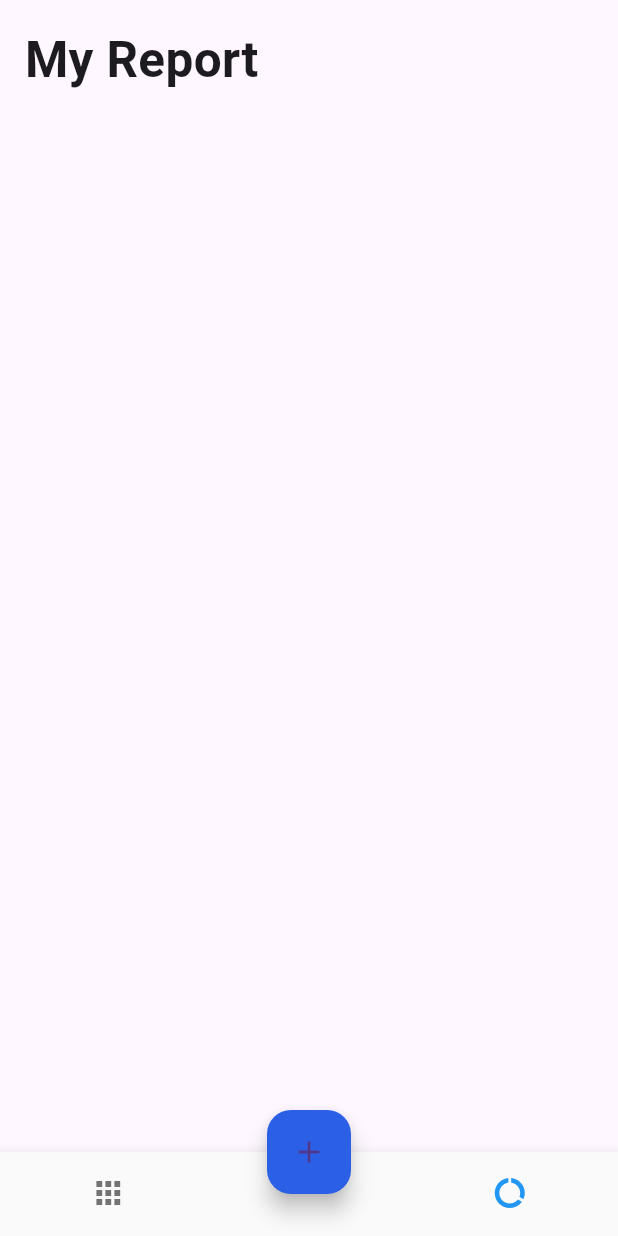
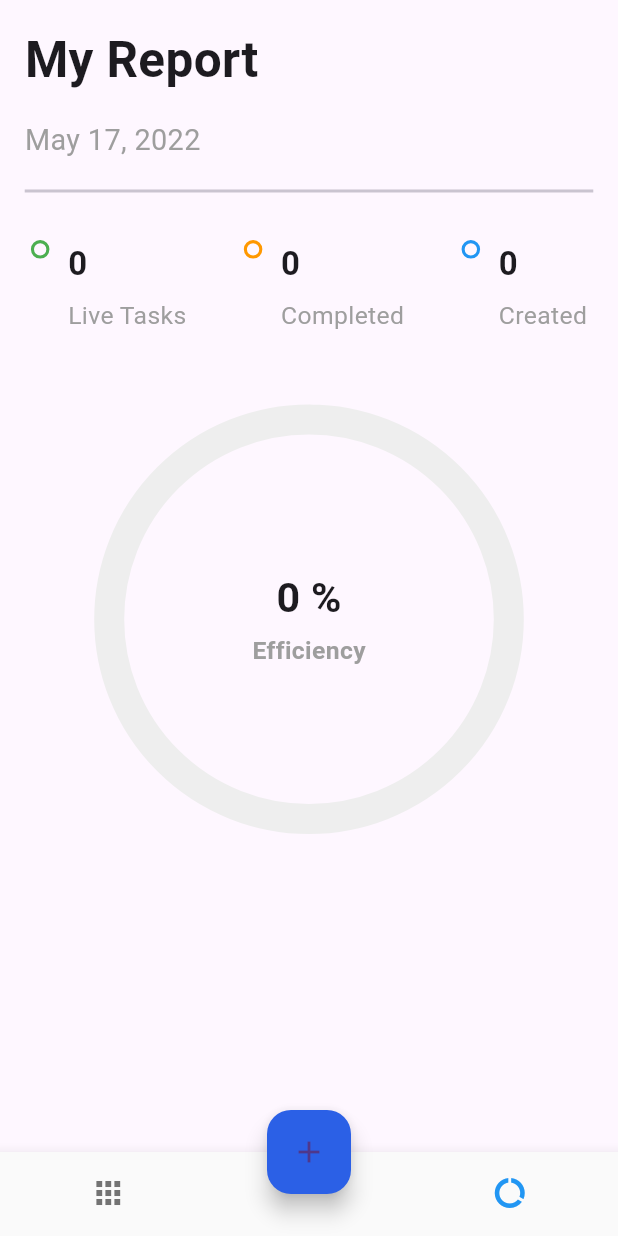
Before and after one commit to djcrust/todo_project, a Flutter app: the screen it shows after launch, item 2 of the bottom bar chosen, on a phone screen of 412 x 824 dp. Run offline on Flutter 3.47's test engine with Material 2 defaults, Android fonts, the light colour scheme and no system bars; drawn by our look-alikes of step_progress_indicator; our stand-ins replace dotted_border, equatable, flutter_easyloading, get, get_storage.

Commit message:
Report done

```diff
--- a/lib/app/modules/detail/view.dart
+++ b/lib/app/modules/detail/view.dart
@@ -15,7 +15,9 @@ class Detailpage extends StatelessWidget {
   Widget build(BuildContext context) {
     var task = homeCtrl.task.value!;
     var color = HexColor.fromHex(task.color);
-    return Scaffold(
+    return WillPopScope(
+      onWillPop: () async => false,
+      child: Scaffold(
         body: Form(
           key: homeCtrl.formKey,
           child: ListView(
@@ -125,7 +127,8 @@ class Detailpage extends StatelessWidget {
                     suffix: IconButton(
                       onPressed: () {
                         if (homeCtrl.formKey.currentState!.validate()) {
-                        var success = homeCtrl.addTodo(homeCtrl.editCrtl.text);
+                          var success =
+                              homeCtrl.addTodo(homeCtrl.editCrtl.text);
                           if (success) {
                             EasyLoading.showSuccess('Todo item add sucess');
                           } else {
@@ -150,6 +153,7 @@ class Detailpage extends StatelessWidget {
             ],
           ),
         ),
+      ),
     );
   }
 }
--- a/lib/app/modules/home/widgets/add_dialog.dart
+++ b/lib/app/modules/home/widgets/add_dialog.dart
@@ -10,7 +10,9 @@ class AddDialog extends StatelessWidget {
 
   @override
   Widget build(BuildContext context) {
-    return Scaffold(
+    return WillPopScope(
+      onWillPop: () async => false,
+      child: Scaffold(
         body: Form(
           key: homeCtrl.formKey,
           child: ListView(
@@ -145,6 +147,7 @@ class AddDialog extends StatelessWidget {
             ],
           ),
         ),
+      ),
     );
   }
 }
--- a/lib/app/modules/report/view.dart
+++ b/lib/app/modules/report/view.dart
@@ -1,7 +1,10 @@
 import 'package:flutter/material.dart';
 import 'package:get/get.dart';
+import 'package:step_progress_indicator/step_progress_indicator.dart';
 import 'package:todo_project/app/core/utils/extensions.dart';
+import 'package:todo_project/app/core/values/colors.dart';
 import 'package:todo_project/app/modules/home/controller.dart';
+import 'package:intl/intl.dart';
 
 class ReportPage extends StatelessWidget {
   final homeCtrl = Get.find<HomeController>();
@@ -28,11 +31,128 @@ class ReportPage extends StatelessWidget {
                     fontWeight: FontWeight.bold,
                   ),
                 ),
-              )
+              ),
+              Padding(
+                padding: EdgeInsets.symmetric(horizontal: 4.0.wp),
+                child: Text(
+                  DateFormat.yMMMd().format(DateTime.now()),
+                  style: TextStyle(
+                    fontSize: 14.0.sp,
+                    color: Colors.grey,
+                  ),
+                ),
+              ),
+              Padding(
+                padding: EdgeInsets.symmetric(
+                  vertical: 3.0.wp,
+                  horizontal: 4.0.wp,
+                ),
+                child: const Divider(
+                  thickness: 2,
+                ),
+              ),
+              Padding(
+                padding: EdgeInsets.symmetric(
+                  vertical: 3.0.wp,
+                  horizontal: 5.0.wp,
+                ),
+                child: Row(
+                  mainAxisAlignment: MainAxisAlignment.spaceBetween,
+                  children: [
+                    _buildStatus(Colors.green, liveTasks, 'Live Tasks'),
+                    _buildStatus(Colors.orange, completedTasks, 'Completed'),
+                    _buildStatus(Colors.blue, createdTasks, 'Created'),
+                  ],
+                ),
+              ),
+              SizedBox(height: 8.0.wp),
+              UnconstrainedBox(
+                child: SizedBox(
+                  width: 70.0.wp,
+                  height: 70.0.wp,
+                  child: CircularStepProgressIndicator(
+                    totalSteps: createdTasks == 0 ? 1 : createdTasks,
+                    currentStep: completedTasks,
+                    stepSize: 20,
+                    selectedColor: green,
+                    unselectedColor: Colors.grey[200],
+                    padding: 0,
+                    width: 150,
+                    height: 150,
+                    selectedStepSize: 22,
+                    roundedCap: (_, __) => true,
+                    child: Column(
+                      mainAxisAlignment: MainAxisAlignment.center,
+                      children: [
+                        Text(
+                          '${createdTasks == 0 ? 0 : percent} %',
+                          style: TextStyle(
+                            fontWeight: FontWeight.bold,
+                            fontSize: 20.0.sp,
+                          ),
+                        ),
+                        SizedBox(
+                          height: 1.0.wp,
+                        ),
+                        Text(
+                          'Efficiency',
+                          style: TextStyle(
+                            color: Colors.grey,
+                            fontWeight: FontWeight.bold,
+                            fontSize: 12.0.sp,
+                          ),
+                        ),
+                      ],
+                    ),
+                  ),
+                ),
+              ),
             ],
           );
         }),
       ),
     );
   }
+
+  Row _buildStatus(Color color, int number, String text) {
+    return Row(
+      crossAxisAlignment: CrossAxisAlignment.start,
+      children: [
+        Container(
+          height: 3.0.wp,
+          width: 3.0.wp,
+          decoration: BoxDecoration(
+            shape: BoxShape.circle,
+            border: Border.all(
+              width: 0.5.wp,
+              color: color,
+            ),
+          ),
+        ),
+        SizedBox(
+          width: 3.0.wp,
+        ),
+        Column(
+          crossAxisAlignment: CrossAxisAlignment.start,
+          children: [
+            Text(
+              '$number',
+              style: TextStyle(
+                fontWeight: FontWeight.bold,
+                fontSize: 16.0.sp,
+              ),
+            ),
+            SizedBox(height: 2.0.wp),
+            Text(
+              text,
+              style: TextStyle(
+                fontSize: 12.0.sp,
+                color: Colors.grey,
+              ),
+            ),
+          ],
+        ),
+      ],
+    );
+  }
 }
```
Lines whose indentation alone changed are shown as unchanged.
